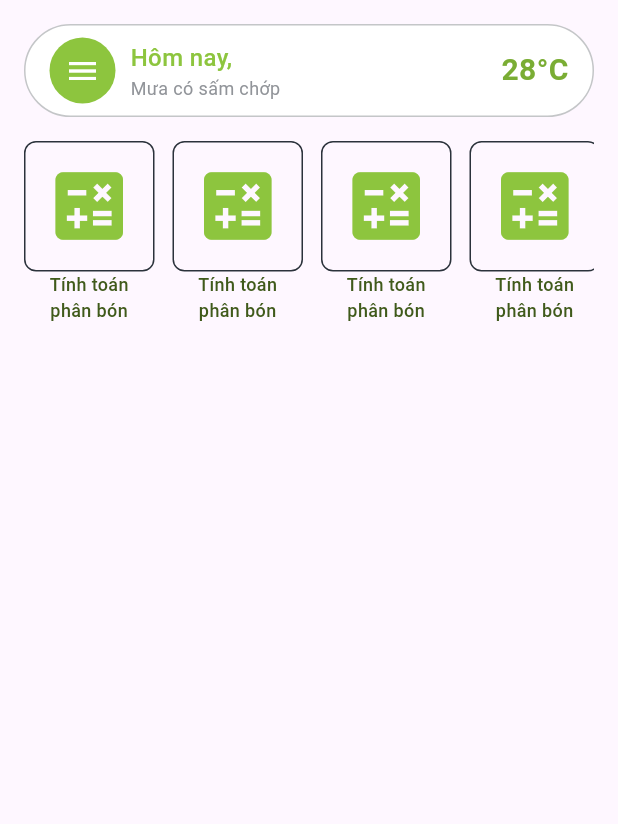
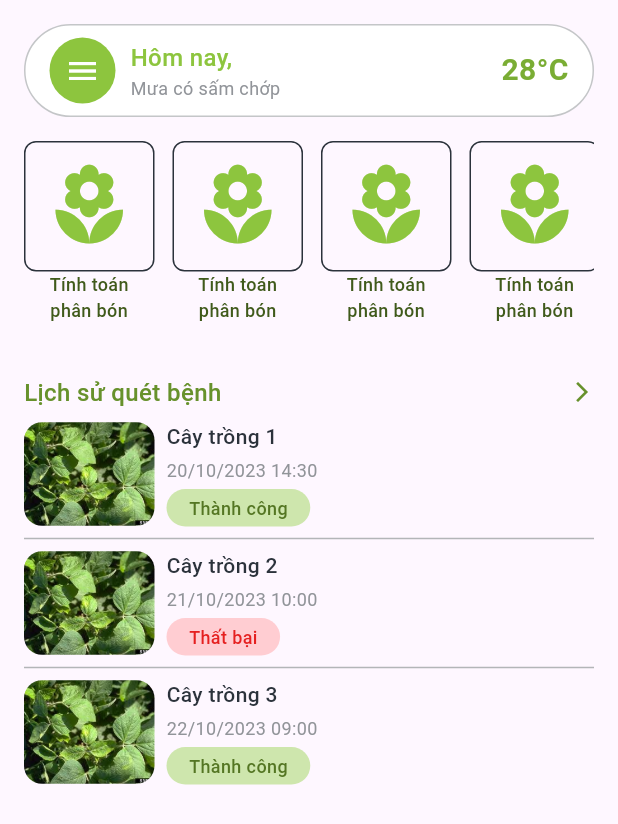
Before and after one commit to NDHunq/SE505_Plantheon, a Flutter app: the Home screen opened directly, on a phone screen of 412 x 824 dp. Shown: the top 824 px of the screen. Run offline on Flutter 3.47's test engine with Material 3 defaults, Android fonts, the phone set to English and light mode, and no system bars; our stand-ins replace flutter_svg.

Commit message:
feat: diseases scan history section on home page

```diff
--- a/lib/common/widgets/card/service_card.dart
+++ b/lib/common/widgets/card/service_card.dart
@@ -2,7 +2,9 @@ import 'package:flutter/material.dart';
 import 'package:se501_plantheon/core/configs/theme/app_colors.dart';
 
 class ServiceCard extends StatelessWidget {
-  const ServiceCard({super.key});
+  final String text;
+  final IconData icon;
+  const ServiceCard({super.key, required this.text, required this.icon});
 
   @override
   Widget build(BuildContext context) {
@@ -17,16 +19,12 @@ class ServiceCard extends StatelessWidget {
               border: Border.all(color: AppColors.text_color_main, width: 1),
               borderRadius: BorderRadius.circular(8),
             ),
-            child: Icon(
-              Icons.calculate,
-              size: 60,
-              color: AppColors.primary_main,
-            ),
+            child: Icon(icon, size: 60, color: AppColors.primary_main),
           ),
           SizedBox(
             width: 80,
             child: Text(
-              'Tính toán phân bón',
+              text,
               style: TextStyle(
                 fontSize: 12,
                 fontWeight: FontWeight.w500,
--- a/lib/presentation/screens/home/home.dart
+++ b/lib/presentation/screens/home/home.dart
@@ -1,7 +1,8 @@
 import 'package:flutter/material.dart';
-import 'package:se501_plantheon/common/widgets/card/service_card.dart';
 import 'package:se501_plantheon/common/widgets/card/weather_card.dart';
 import 'package:se501_plantheon/core/configs/theme/app_colors.dart';
+import 'package:se501_plantheon/presentation/screens/home/widgets/history_section.dart';
+import 'package:se501_plantheon/presentation/screens/home/widgets/service_section.dart';
 
 class Home extends StatelessWidget {
   const Home({super.key});
@@ -13,17 +14,7 @@ class Home extends StatelessWidget {
         padding: const EdgeInsets.symmetric(horizontal: 16.0, vertical: 16.0),
         child: Column(
           spacing: 16,
-          children: [
-            WeatherCard(),
-            SizedBox(
-              height: 200, // adjust height as needed
-              child: ListView.builder(
-                scrollDirection: Axis.horizontal,
-                itemCount: 7,
-                itemBuilder: (context, index) => ServiceCard(),
-              ),
-            ),
-          ],
+          children: [WeatherCard(), ServiceSection(), HistorySection()],
         ),
       ),
     );
--- /dev/null
+++ b/lib/presentation/screens/home/widgets/history_card.dart
@@ -0,0 +1,60 @@
+import 'package:flutter/material.dart';
+import 'package:se501_plantheon/core/configs/theme/app_colors.dart';
+import 'package:se501_plantheon/presentation/screens/home/widgets/scan_status.dart';
+
+class HistoryCard extends StatelessWidget {
+  final String title;
+  final String dateTime;
+  final bool isSuccess;
+
+  const HistoryCard({
+    super.key,
+    required this.title,
+    required this.dateTime,
+    required this.isSuccess,
+  });
+
+  @override
+  Widget build(BuildContext context) {
+    return Row(
+      children: [
+        Container(
+          width: 87,
+          height: 69,
+          decoration: BoxDecoration(
+            borderRadius: BorderRadius.circular(12),
+            image: DecorationImage(
+              fit: BoxFit.cover,
+              image: AssetImage('assets/images/plants.jpg'),
+            ),
+          ),
+        ),
+        const SizedBox(width: 8),
+        Column(
+          crossAxisAlignment: CrossAxisAlignment.start,
+          children: [
+            Text(
+              title,
+              style: TextStyle(
+                fontSize: 14,
+                fontWeight: FontWeight.w500,
+                color: AppColors.text_color_main,
+              ),
+            ),
+            const SizedBox(height: 4),
+            Text(
+              dateTime,
+              style: TextStyle(
+                fontSize: 12,
+                fontWeight: FontWeight.w400,
+                color: AppColors.text_color_200,
+              ),
+            ),
+            const SizedBox(height: 4),
+            ScanStatus(isSuccess: isSuccess),
+          ],
+        ),
+      ],
+    );
+  }
+}
--- /dev/null
+++ b/lib/presentation/screens/home/widgets/history_section.dart
@@ -0,0 +1,56 @@
+import 'package:flutter/material.dart';
+import 'package:se501_plantheon/core/configs/theme/app_colors.dart';
+import 'package:se501_plantheon/presentation/screens/home/widgets/history_card.dart';
+
+class HistorySection extends StatelessWidget {
+  const HistorySection({super.key});
+
+  @override
+  Widget build(BuildContext context) {
+    return Column(
+      crossAxisAlignment: CrossAxisAlignment.start,
+      spacing: 8,
+      children: [
+        Row(
+          mainAxisAlignment: MainAxisAlignment.spaceBetween,
+          children: [
+            Text(
+              'Lịch sử quét bệnh',
+              style: TextStyle(
+                fontSize: 16,
+                fontWeight: FontWeight.w500,
+                color: AppColors.primary_700,
+              ),
+            ),
+            Icon(
+              Icons.arrow_forward_ios,
+              size: 16,
+              color: AppColors.primary_700,
+            ),
+          ],
+        ),
+        Column(
+          children: [
+            HistoryCard(
+              title: 'Cây trồng 1',
+              dateTime: '20/10/2023 14:30',
+              isSuccess: true,
+            ),
+            Divider(height: 16, color: AppColors.text_color_100, thickness: 1),
+            HistoryCard(
+              title: 'Cây trồng 2',
+              dateTime: '21/10/2023 10:00',
+              isSuccess: false,
+            ),
+            Divider(height: 16, color: AppColors.text_color_100, thickness: 1),
+            HistoryCard(
+              title: 'Cây trồng 3',
+              dateTime: '22/10/2023 09:00',
+              isSuccess: true,
+            ),
+          ],
+        ),
+      ],
+    );
+  }
+}
--- /dev/null
+++ b/lib/presentation/screens/home/widgets/scan_status.dart
@@ -0,0 +1,29 @@
+import 'package:flutter/material.dart';
+import 'package:se501_plantheon/core/configs/theme/app_colors.dart';
+
+class ScanStatus extends StatelessWidget {
+  final bool isSuccess;
+
+  const ScanStatus({super.key, required this.isSuccess});
+
+  @override
+  Widget build(BuildContext context) {
+    return Container(
+      decoration: BoxDecoration(
+        color: isSuccess ? AppColors.primary_100 : Colors.red[100],
+        borderRadius: BorderRadius.circular(20),
+      ),
+      child: Padding(
+        padding: const EdgeInsets.symmetric(horizontal: 15.0, vertical: 4.0),
+        child: Text(
+          isSuccess ? 'Thành công' : 'Thất bại',
+          style: TextStyle(
+            fontSize: 12,
+            fontWeight: FontWeight.w500,
+            color: isSuccess ? AppColors.primary_800 : AppColors.red,
+          ),
+        ),
+      ),
+    );
+  }
+}
--- /dev/null
+++ b/lib/presentation/screens/home/widgets/service_section.dart
@@ -0,0 +1,19 @@
+import 'package:flutter/material.dart';
+import 'package:se501_plantheon/common/widgets/card/service_card.dart';
+
+class ServiceSection extends StatelessWidget {
+  const ServiceSection({super.key});
+
+  @override
+  Widget build(BuildContext context) {
+    return SizedBox(
+      height: 140,
+      child: ListView.builder(
+        scrollDirection: Axis.horizontal,
+        itemCount: 7,
+        itemBuilder: (context, index) =>
+            ServiceCard(text: 'Tính toán phân bón', icon: Icons.local_florist),
+      ),
+    );
+  }
+}
--- a/pubspec.yaml
+++ b/pubspec.yaml
@@ -18,3 +18,6 @@ dev_dependencies:
 
 flutter:
   uses-material-design: true
+  assets:
+    - assets/images/
+    - assets/vectors/
```
Also changed, not shown: assets/images/plants.jpg (added).
